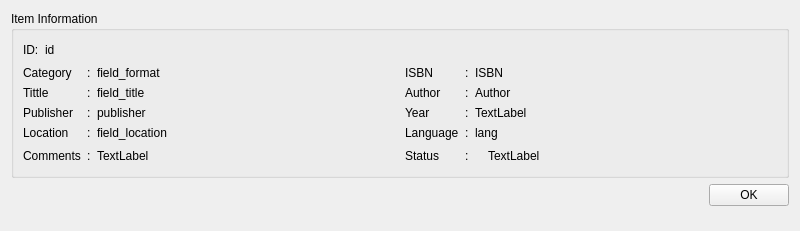
This is src/Gui/mItemInfo.ui in cagonza6/Buho as Qt 5 draws it before an edit. The edited form follows.
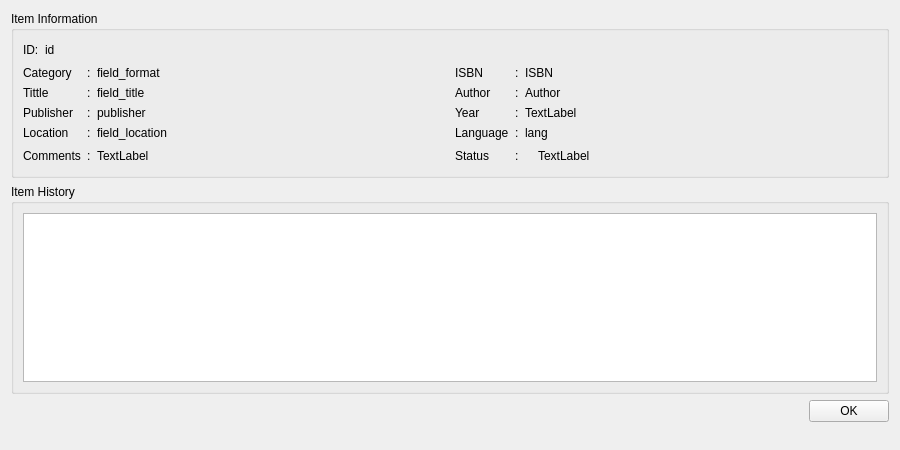
This is the edited form. Icons and pictures are not drawn.

Commit message: Suport for Item history

```diff
--- a/src/Gui/mItemInfo.ui
+++ b/src/Gui/mItemInfo.ui
@@ -6,14 +6,14 @@
    <rect>
     <x>0</x>
     <y>0</y>
-    <width>800</width>
-    <height>231</height>
+    <width>900</width>
+    <height>450</height>
    </rect>
   </property>
   <property name="maximumSize">
    <size>
-    <width>800</width>
-    <height>525</height>
+    <width>1024</width>
+    <height>600</height>
    </size>
   </property>
   <property name="windowTitle">
@@ -304,6 +304,18 @@
      </layout>
     </widget>
    </item>
+   <item>
+    <widget class="QGroupBox" name="groupBox_2">
+     <property name="title">
+      <string>Item History</string>
+     </property>
+     <layout class="QVBoxLayout" name="verticalLayout_3">
+      <item>
+       <widget class="QTreeView" name="treeHistory"/>
+      </item>
+     </layout>
+    </widget>
+   </item>
    <item>
     <layout class="QHBoxLayout" name="horizontalLayout_3">
      <item>
```
Left out of the diff: 1 changed line with no effect on the pictures. The commit also changes 2 other files.
